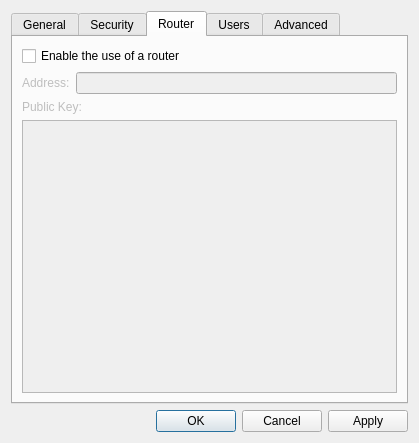
Qt form source/host/ui/config_dialog.ui (dchapyshev/aspia) before a commit.
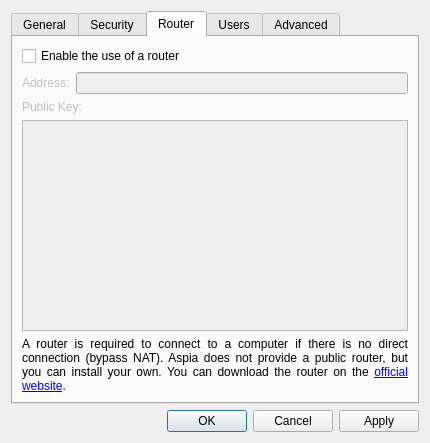
The same form after that commit. The open tabs and pages were chosen to show the change. Icons and pictures are not drawn.

Commit message: Added router description.

```diff
--- a/source/host/ui/config_dialog.ui
+++ b/source/host/ui/config_dialog.ui
@@ -6,7 +6,7 @@
    <rect>
     <x>0</x>
     <y>0</y>
-    <width>419</width>
+    <width>430</width>
     <height>411</height>
    </rect>
   </property>
@@ -415,6 +415,22 @@
          </property>
         </widget>
        </item>
+       <item>
+        <widget class="QLabel" name="label_2">
+         <property name="text">
+          <string>A router is required to connect to a computer if there is no direct connection (bypass NAT). Aspia does not provide a public router, but you can install your own. You can download the router on the &lt;a href=&quot;https://aspia.org&quot;&gt;official website&lt;/a&gt;.</string>
+         </property>
+         <property name="alignment">
+          <set>Qt::AlignJustify|Qt::AlignVCenter</set>
+         </property>
+         <property name="wordWrap">
+          <bool>true</bool>
+         </property>
+         <property name="openExternalLinks">
+          <bool>true</bool>
+         </property>
+        </widget>
+       </item>
       </layout>
      </widget>
      <widget class="QWidget" name="tab_users">
```
The commit also changes 65 other files.
